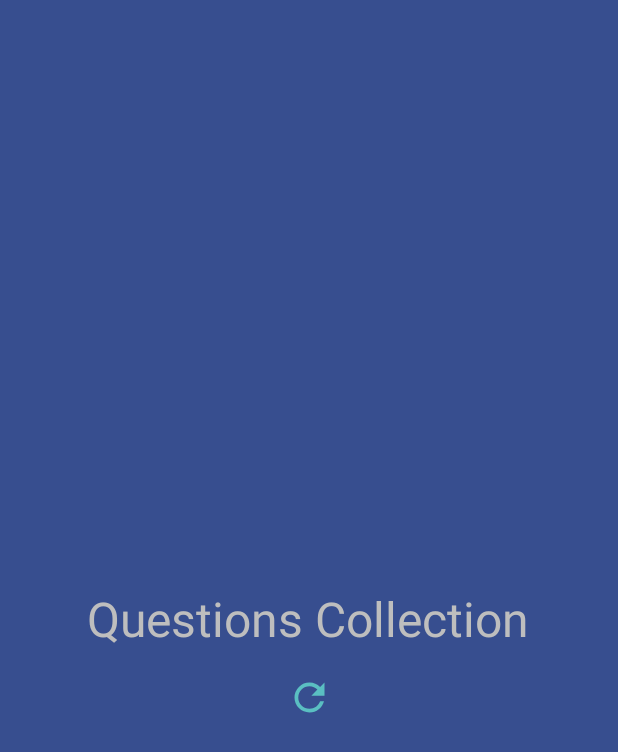
After one commit to alicefranco/QuestionsCollectionApp, an Android app: the layout activity_splash.xml on its own in the app's theme, with its tools: preview values and no code run, on a phone screen of 412 x 824 dp. The commit adds this screen. Shown: the top 752 px of the screen. Run offline under Robolectric (Android 15) with nearby library versions, the phone set to English and light mode, and no system bars.

Commit message:
Splash screen created

```diff
--- a/app/src/main/java/br/pprojects/questioncollectionapp/QuestionsCollectionApplication.kt
+++ b/app/src/main/java/br/pprojects/questioncollectionapp/QuestionsCollectionApplication.kt
@@ -4,6 +4,7 @@ import android.app.Application
 import br.pprojects.questioncollectionapp.di.mainModule
 import br.pprojects.questioncollectionapp.di.networkModule
 import br.pprojects.questioncollectionapp.di.questionsCollectionModule
+import br.pprojects.questioncollectionapp.di.splashModule
 import org.koin.android.ext.koin.androidContext
 import org.koin.android.ext.koin.androidLogger
 import org.koin.core.context.startKoin
@@ -17,6 +18,7 @@ class QuestionsCollectionApplication : Application() {
             androidContext(this@QuestionsCollectionApplication)
             modules(
                 listOf(
+                    splashModule,
                     mainModule,
                     networkModule,
                     questionsCollectionModule
--- a/app/src/main/java/br/pprojects/questioncollectionapp/MainActivity.kt
+++ b/app/src/main/java/br/pprojects/questioncollectionapp/ui/MainActivity.kt
@@ -1,13 +1,17 @@
-package br.pprojects.questioncollectionapp
+package br.pprojects.questioncollectionapp.ui
 
 import android.os.Bundle
 import android.os.PersistableBundle
 import androidx.appcompat.app.AppCompatActivity
+import br.pprojects.questioncollectionapp.R
+import org.koin.androidx.viewmodel.ext.android.viewModel
 
 class MainActivity : AppCompatActivity() {
+    private val mainViewModel: MainViewModel by viewModel()
 
     override fun onCreate(savedInstanceState: Bundle?, persistentState: PersistableBundle?) {
         super.onCreate(savedInstanceState, persistentState)
         setContentView(R.layout.activity_main)
+
     }
 }
--- /dev/null
+++ b/app/src/main/res/drawable/ic_refresh.xml
@@ -0,0 +1,7 @@
+<vector xmlns:android="http://schemas.android.com/apk/res/android"
+        android:height="24dp"
+        android:width="24dp"
+        android:viewportWidth="24"
+        android:viewportHeight="24">
+    <path android:fillColor="#000" android:pathData="M17.65,6.35C16.2,4.9 14.21,4 12,4A8,8 0 0,0 4,12A8,8 0 0,0 12,20C15.73,20 18.84,17.45 19.73,14H17.65C16.83,16.33 14.61,18 12,18A6,6 0 0,1 6,12A6,6 0 0,1 12,6C13.66,6 15.14,6.69 16.22,7.78L13,11H20V4L17.65,6.35Z" />
+</vector>
--- a/app/src/main/res/layout/activity_main.xml
+++ b/app/src/main/res/layout/activity_main.xml
@@ -5,7 +5,7 @@
         xmlns:app="http://schemas.android.com/apk/res-auto"
         android:layout_width="match_parent"
         android:layout_height="match_parent"
-        tools:context=".MainActivity">
+        tools:context=".ui.MainActivity">
 
     <TextView
             android:layout_width="wrap_content"
--- /dev/null
+++ b/app/src/main/res/layout/activity_splash.xml
@@ -0,0 +1,52 @@
+<?xml version="1.0" encoding="utf-8"?>
+<androidx.constraintlayout.widget.ConstraintLayout xmlns:android="http://schemas.android.com/apk/res/android"
+        xmlns:app="http://schemas.android.com/apk/res-auto"
+        xmlns:tools="http://schemas.android.com/tools"
+        android:layout_width="match_parent"
+        android:layout_height="match_parent"
+        android:orientation="vertical"
+        android:background="@color/colorAccent"
+        app:layout_constraintVertical_chainStyle="packed">
+
+
+    <TextView
+            android:id="@+id/tv_app_title"
+            android:layout_width="wrap_content"
+            android:layout_height="wrap_content"
+            android:text="@string/app_title"
+            android:textSize="32sp"
+            android:textColor="@color/lightGray"
+            app:layout_constraintBottom_toTopOf="@+id/pb_reload"
+            app:layout_constraintEnd_toEndOf="parent"
+            app:layout_constraintHorizontal_bias="0.497"
+            app:layout_constraintStart_toStartOf="parent"
+            app:layout_constraintTop_toTopOf="parent"
+            app:layout_constraintVertical_chainStyle="packed" />
+
+    <ProgressBar
+            android:id="@+id/pb_reload"
+            style="?android:attr/progressBarStyle"
+            android:layout_width="30dp"
+            android:layout_height="30dp"
+            android:layout_marginTop="16dp"
+            android:visibility="gone"
+            android:indeterminateTint="@color/colorPrimary"
+            app:layout_constraintBottom_toBottomOf="parent"
+            app:layout_constraintEnd_toEndOf="parent"
+            app:layout_constraintStart_toStartOf="parent"
+            app:layout_constraintTop_toBottomOf="@+id/tv_app_title" />
+
+    <ImageView
+            android:id="@+id/iv_refresh"
+            android:layout_width="30dp"
+            android:layout_height="30dp"
+            android:layout_marginTop="16dp"
+            android:tint="@color/colorPrimary"
+            android:visibility="gone"
+            app:layout_constraintEnd_toEndOf="parent"
+            app:layout_constraintStart_toStartOf="parent"
+            app:layout_constraintTop_toBottomOf="@+id/tv_app_title"
+            app:srcCompat="@drawable/ic_refresh"
+            tools:visibility="visible" />
+
+</androidx.constraintlayout.widget.ConstraintLayout>
--- /dev/null
+++ b/app/src/main/res/layout/simple_dialog.xml
@@ -0,0 +1,6 @@
+<?xml version="1.0" encoding="utf-8"?>
+<LinearLayout xmlns:android="http://schemas.android.com/apk/res/android"
+        android:orientation="vertical" android:layout_width="match_parent"
+        android:layout_height="match_parent">
+
+</LinearLayout>
--- a/app/src/main/res/values/colors.xml
+++ b/app/src/main/res/values/colors.xml
@@ -1,6 +1,8 @@
 <?xml version="1.0" encoding="utf-8"?>
 <resources>
-    <color name="colorPrimary">#008577</color>
-    <color name="colorPrimaryDark">#00574B</color>
-    <color name="colorAccent">#D81B60</color>
+    <color name="colorPrimary">#5ABFC2</color>
+    <color name="colorPrimaryDark">#2B6F6F</color>
+    <color name="colorAccent">#374E8F</color>
+    <color name="white">#FFFFFF</color>
+    <color name="lightGray">#BEBEBE</color>
 </resources>
--- a/app/src/main/res/values/strings.xml
+++ b/app/src/main/res/values/strings.xml
@@ -1,3 +1,4 @@
 <resources>
     <string name="app_name">QuestionCollectionApp</string>
+    <string name="app_title">Questions Collection</string>
 </resources>
```
Also changed, not shown: app/src/main/AndroidManifest.xml (+6 -2 lines), app/src/main/java/br/pprojects/questioncollectionapp/di/MainModule.kt (added, +9 -0 lines), app/src/main/java/br/pprojects/questioncollectionapp/di/SplashModule.kt (added, +9 -0 lines), app/src/main/java/br/pprojects/questioncollectionapp/ui/MainViewModel.kt (added, +11 -0 lines), app/src/main/java/br/pprojects/questioncollectionapp/ui/SplashActivity.kt (added, +50 -0 lines), app/src/main/java/br/pprojects/questioncollectionapp/ui/SplashViewModel.kt (added, +37 -0 lines), app/src/main/java/br/pprojects/questioncollectionapp/util/UtilsExt.kt (added, +23 -0 lines).
